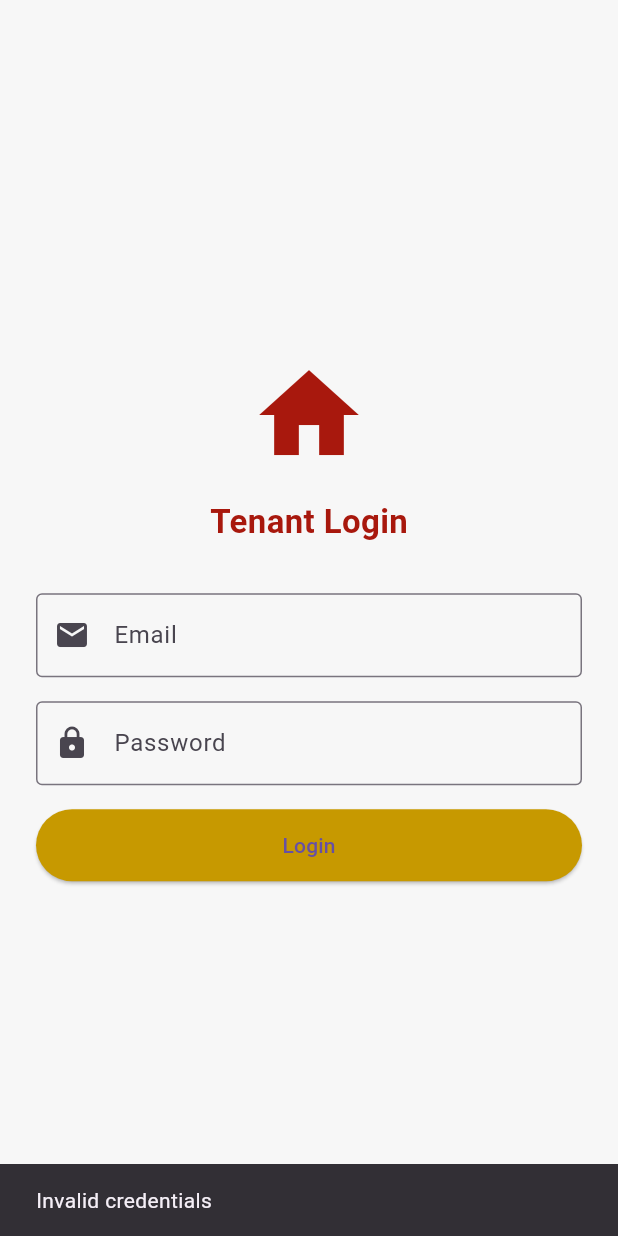
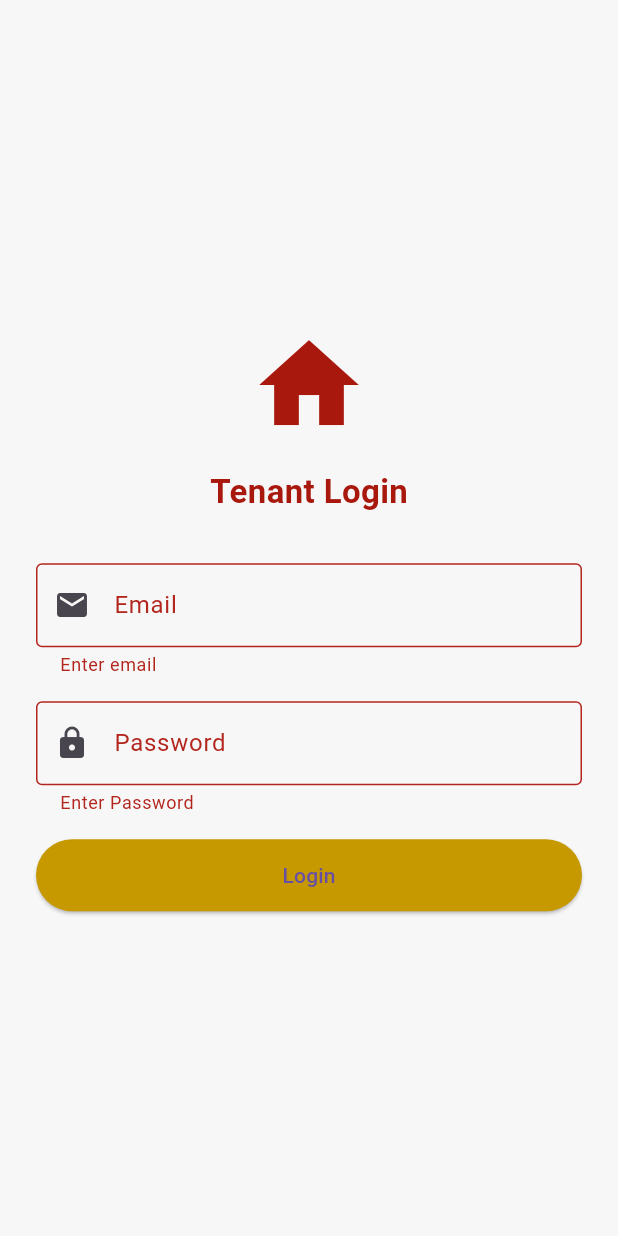
Before and after one commit to carlkiptoo/TenantApp, a Flutter app: the screen it shows after launch, after a tap on "Login", on a phone screen of 412 x 824 dp. Run offline on Flutter 3.47's test engine with Material 3 defaults, Android fonts, the phone set to English and light mode, and no system bars; our stand-ins replace image_picker, shared_preferences.

Commit message:
Login using credentials successful

```diff
--- a/lib/screens/login_screen.dart
+++ b/lib/screens/login_screen.dart
@@ -1,4 +1,7 @@
+import 'dart:convert';
+
 import 'package:flutter/material.dart';
+import 'package:http/http.dart' as http;
 import '../theme/app_colors.dart';
 import 'home_screen.dart';
 import 'package:shared_preferences/shared_preferences.dart';
@@ -22,43 +25,55 @@ class _LoginScreenState extends State<LoginScreen> {
   bool _isLoading = false;
 
   Future<void> _login() async {
-    final prefs = await SharedPreferences.getInstance();
-    await prefs.setBool('isLoggedIn', true);
+
+    if (!_formKey.currentState!.validate()) return;
 
     final email = _emailController.text.trim();
     final password = _passwordController.text.trim();
 
-    if (email == tenantEmail && password == password) {
     setState(() {
       _isLoading = true;
     });
 
+    try {
+      final response = await http.post(Uri.parse('http://192.168.100.6:5000/api/auth/login'),
+      headers: {'Content-Type': 'application/json'},
+      body: jsonEncode({'email': email, 'password': password}),
+      );
+
+      if (response.statusCode == 200) {
+        final data = jsonDecode(response.body);
+
         final prefs = await SharedPreferences.getInstance();
         await prefs.setBool('isLoggedIn', true);
+        await prefs.setString('token', data['token']);
+        // await prefs.setString('tenantName', data['tenant']['name']);
 
-      Navigator.pushReplacement(context,
-      MaterialPageRoute(builder: (_) => const HomeScreen()),
+        if (!mounted) return;
+        Navigator.pushReplacement(
+          context,
+          MaterialPageRoute(
+            builder: (_) => const HomeScreen()
+          ),
         );
       } else {
-
-    ScaffoldMessenger.of(context,
-    ).showSnackBar(const SnackBar(content: Text('Invalid credentials')));
+        final error = jsonDecode(response.body);
+        ScaffoldMessenger.of(context).showSnackBar(
+          SnackBar(content: Text('Error: ${error}')),
+        );
       }
-    // if (_formKey.currentState!.validate()) {
-    //   setState(() {
-    //     _isLoading = true;
-    //   });
-    //
-    //   Future.delayed(const Duration(seconds: 3), () {
-    //     setState(() {
-    //       _isLoading = false;
-    //
-    //       // Navigator.pushReplacement(context,
-    //       //  MaterialPageRoute(builder: (_) => const HomeScreen()),
-    //       // );
-    //     });
-    //   });
-    // }
+    } catch (e) {
+      print(e);
+      ScaffoldMessenger.of(context).showSnackBar(
+        SnackBar(content: Text('Something went wrong. Please try again later: ${e}')),
+      );
+    } finally {
+      if (mounted) {
+        setState(() {
+          _isLoading = true;
+        });
+      }
+    }
   }
 
   @override
--- a/lib/screens/profile_screen.dart
+++ b/lib/screens/profile_screen.dart
@@ -1,4 +1,7 @@
 import 'package:flutter/material.dart';
+import 'package:shared_preferences/shared_preferences.dart';
+
+import 'login_screen.dart';
 
 class ProfileScreen extends StatefulWidget {
   const ProfileScreen({super.key});
@@ -14,6 +17,18 @@ class _ProfileScreenState extends State<ProfileScreen> {
   final TextEditingController phoneController = TextEditingController(text: '0745678987');
   final TextEditingController emailController = TextEditingController(text: 'tenant@tenant.com');
 
+  Future<void> _logout() async {
+    final prefs = await SharedPreferences.getInstance();
+    await prefs.remove('isLoggedIn');
+
+    Navigator.pushAndRemoveUntil(
+      context,
+      MaterialPageRoute(
+          builder: (_) => const LoginScreen()),
+          (route) => false,
+    );
+
+  }
   @override
   Widget build(BuildContext context) {
     return Scaffold(
@@ -58,6 +73,7 @@ class _ProfileScreenState extends State<ProfileScreen> {
             ElevatedButton.icon(
               onPressed: () {
                 //LOg out logic
+                _logout();
                 Navigator.pushReplacement(context, '/login' as Route<Object?>);
               },
               icon: const Icon(Icons.logout),
--- a/pubspec.yaml
+++ b/pubspec.yaml
@@ -37,6 +37,7 @@ dependencies:
   shared_preferences: ^2.2.1
   image_picker: ^1.0.4
   intl: ^0.18.1
+  http: ^1.3.0
 
 
 dev_dependencies:
```
Also changed, not shown: pubspec.lock, 1 other file. Lines whose indentation alone changed are shown as unchanged.
